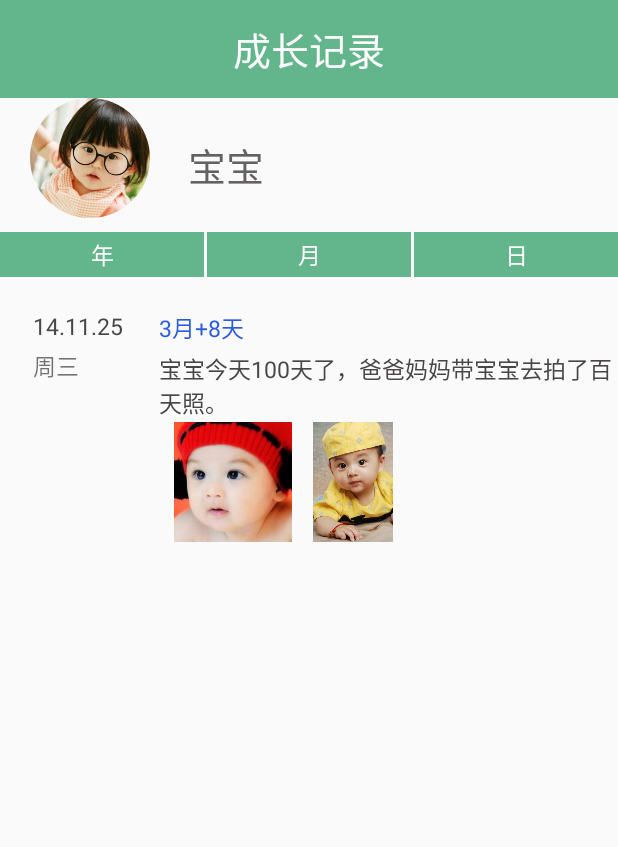
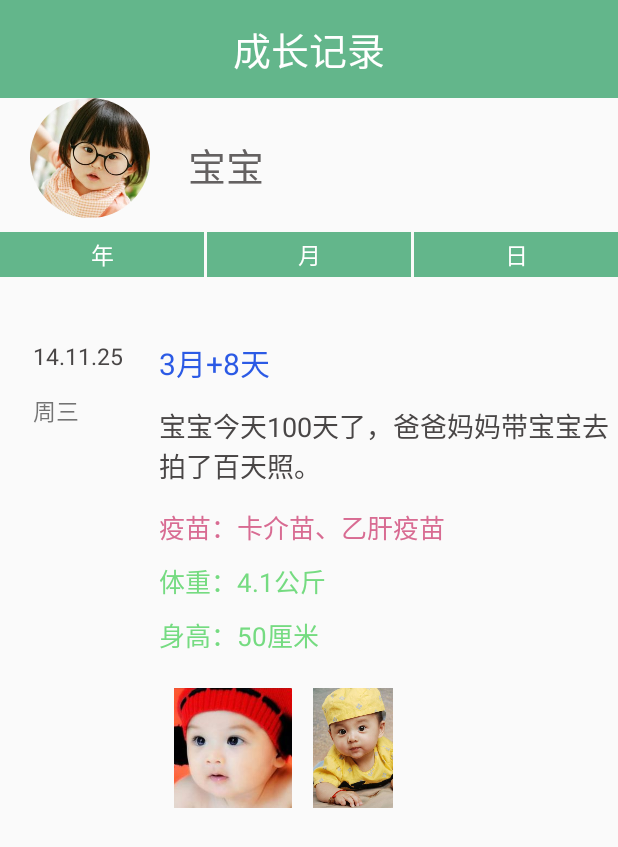
Before and after one commit to fcgll520/BabyGrowthRecord, an Android app: the Growth_Activity_Bron screen opened directly, with no data from a screen before it, on a phone screen of 412 x 824 dp. Shown: the top 847 px of the screen. Run offline under Robolectric (Android 15) with nearby library versions, the phone set to English and light mode, and no system bars; our stand-ins replace CircleImageView.

Commit message:
growth.xml更新

```diff
--- a/app/src/main/res/layout/growth.xml
+++ b/app/src/main/res/layout/growth.xml
@@ -90,7 +90,8 @@
         android:layout_width="match_parent"
         android:layout_height="wrap_content"
         android:orientation="vertical"
-        android:layout_below="@+id/growth_time_things">
+        android:layout_below="@+id/growth_time_things"
+        android:layout_marginTop="20dp">
         <LinearLayout
             android:id="@+id/growth_hundred_horizontol"
             android:layout_width="match_parent"
@@ -117,7 +118,8 @@
                     android:layout_height="wrap_content"
                     android:text="周三"
                     android:textSize="@dimen/growth_time_things"
-                    android:padding="@dimen/growth_padding"/>
+                    android:padding="@dimen/growth_padding"
+                    android:layout_marginTop="10dp"/>
             </LinearLayout>
             <LinearLayout
                 android:id="@+id/groeth_hundred_right"
@@ -131,7 +133,7 @@
                     android:layout_width="wrap_content"
                     android:layout_height="wrap_content"
                     android:text="3月+8天"
-                    android:textSize="@dimen/growth_time_things"
+                    android:textSize="20dp"
                     android:padding="@dimen/growth_padding"
                     android:textColor="#2b5ae5" />
                 <TextView
@@ -139,9 +141,37 @@
                     android:layout_width="wrap_content"
                     android:layout_height="wrap_content"
                     android:text="宝宝今天100天了，爸爸妈妈带宝宝去拍了百天照。"
-                    android:textSize="@dimen/growth_time_things"
+                    android:textSize="18dp"
                     android:padding="@dimen/growth_padding"
-                    android:textColor="#494646" />
+                    android:textColor="#494646"
+                    android:layout_marginTop="10dp"/>
+                <TextView
+                    android:id="@+id/growth_right_Ym"
+                    android:layout_width="wrap_content"
+                    android:layout_height="wrap_content"
+                    android:text="疫苗：卡介苗、乙肝疫苗"
+                    android:textSize="17dp"
+                    android:textColor="#d86b92"
+                    android:padding="@dimen/growth_padding"
+                    android:layout_marginTop="10dp"/>
+                <TextView
+                    android:id="@+id/growth_right_Tz"
+                    android:layout_width="wrap_content"
+                    android:layout_height="wrap_content"
+                    android:text="体重：4.1公斤"
+                    android:textSize="17dp"
+                    android:padding="@dimen/growth_padding"
+                    android:textColor="#75db81"
+                    android:layout_marginTop="5dp"/>
+                <TextView
+                    android:id="@+id/growth_right_Sg"
+                    android:layout_width="wrap_content"
+                    android:layout_height="wrap_content"
+                    android:text="身高：50厘米"
+                    android:layout_marginTop="5dp"
+                    android:textSize="17dp"
+                    android:padding="@dimen/growth_padding"
+                    android:textColor="#75db81" />
             </LinearLayout>
         </LinearLayout>
         <LinearLayout
@@ -149,7 +179,8 @@
             android:layout_width="match_parent"
             android:layout_height="wrap_content"
             android:orientation="horizontal"
-            android:paddingLeft="115dp">
+            android:paddingLeft="115dp"
+            android:layout_marginTop="20dp">
             <ImageView
                 android:id="@+id/growth_firstimg"
                 android:layout_width="@dimen/growth_head"
```
